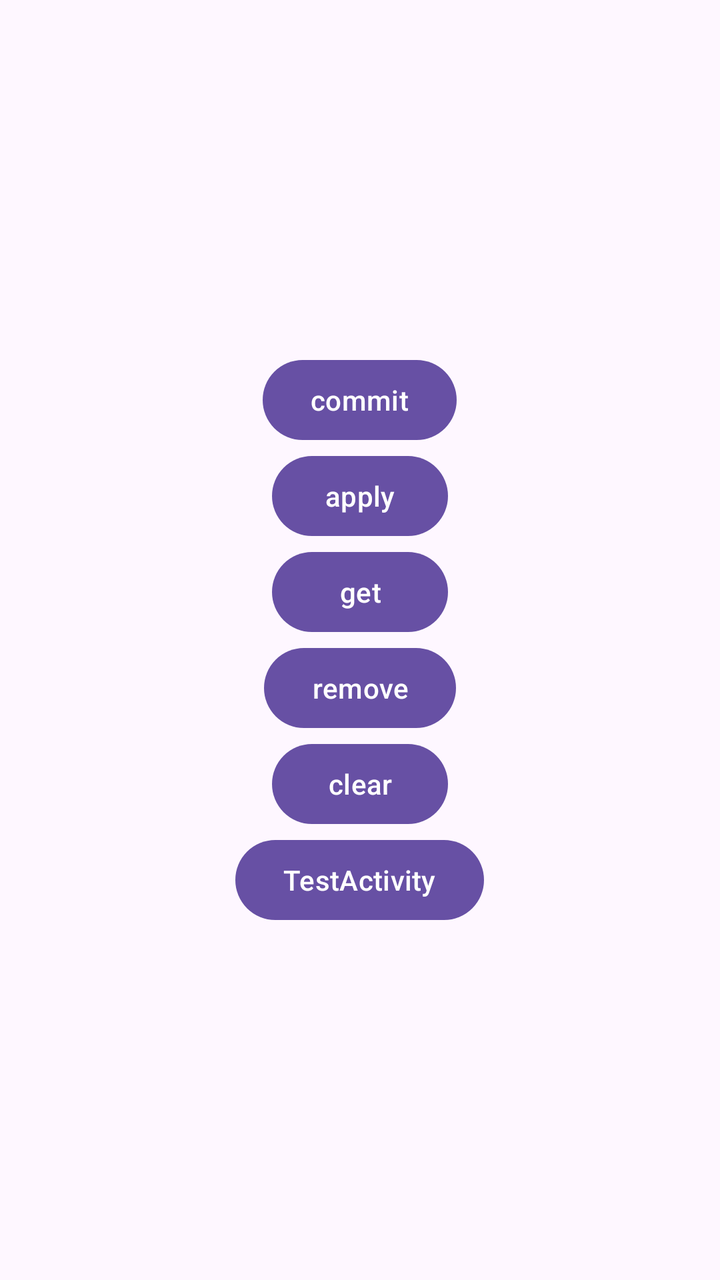
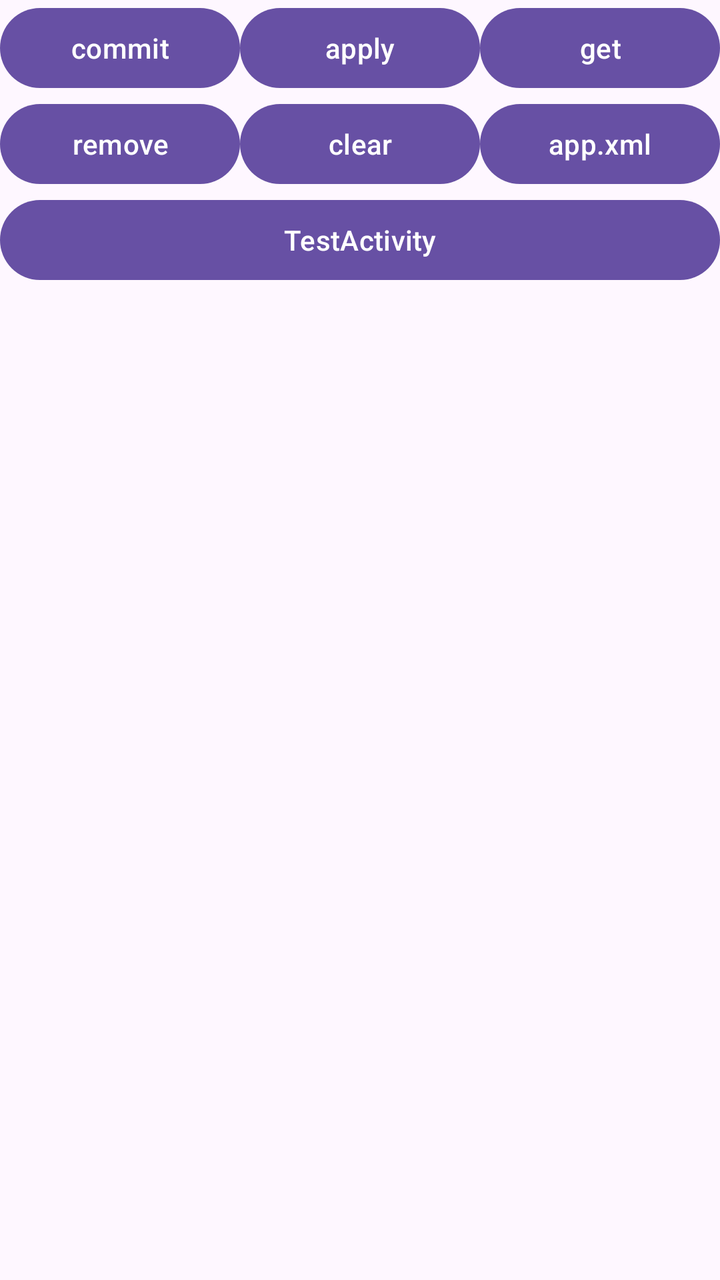

Two renders of the same Android screen: before a commit and after it. Below are the layout's source before the change and the commit's diff.
<!-- AndroidManifest.xml: application theme Theme.A8SharedPreferencesSample -->
<!-- res/layout/activity_main.xml -->
<?xml version="1.0" encoding="utf-8"?>
<LinearLayout xmlns:android="http://schemas.android.com/apk/res/android"
    xmlns:tools="http://schemas.android.com/tools"
    android:id="@+id/main"
    android:layout_width="match_parent"
    android:layout_height="match_parent"
    android:gravity="center"
    android:orientation="vertical"
    tools:context=".MainActivity">

    <Button
        android:id="@+id/btn_commit"
        android:layout_width="wrap_content"
        android:layout_height="wrap_content"
        android:text="commit" />

    <Button
        android:id="@+id/btn_apply"
        android:layout_width="wrap_content"
        android:layout_height="wrap_content"
        android:text="apply" />

    <Button
        android:id="@+id/btn_get"
        android:layout_width="wrap_content"
        android:layout_height="wrap_content"
        android:text="get" />

    <Button
        android:id="@+id/btn_remove"
        android:layout_width="wrap_content"
        android:layout_height="wrap_content"
        android:text="remove" />

    <Button
        android:id="@+id/btn_clear"
        android:layout_width="wrap_content"
        android:layout_height="wrap_content"
        android:text="clear" />

    <Button
        android:id="@+id/btn_test"
        android:layout_width="wrap_content"
        android:layout_height="wrap_content"
        android:text="TestActivity" />

</LinearLayout>
<!-- resources referenced by this layout -->
<resources>
  <style name="Theme.A8SharedPreferencesSample" parent="Base.Theme.A8SharedPreferencesSample" />
  <style name="Base.Theme.A8SharedPreferencesSample" parent="Theme.Material3.DayNight.NoActionBar">
          
          
      </style>
</resources>

<!-- the commit's change to res/layout/activity_main.xml (unified diff, before → after) -->
@@ -4,44 +4,83 @@
     android:id="@+id/main"
     android:layout_width="match_parent"
     android:layout_height="match_parent"
-    android:gravity="center"
     android:orientation="vertical"
     tools:context=".MainActivity">
 
-    <Button
-        android:id="@+id/btn_commit"
-        android:layout_width="wrap_content"
+    <LinearLayout
+        android:layout_width="match_parent"
         android:layout_height="wrap_content"
-        android:text="commit" />
+        android:orientation="horizontal">
 
-    <Button
-        android:id="@+id/btn_apply"
-        android:layout_width="wrap_content"
+        <Button
+            android:id="@+id/btn_commit"
+            android:layout_width="0dp"
+            android:layout_height="wrap_content"
+            android:layout_weight="1"
+            android:text="commit" />
+
+        <Button
+            android:id="@+id/btn_apply"
+            android:layout_width="0dp"
+            android:layout_height="wrap_content"
+            android:layout_weight="1"
+            android:text="apply" />
+
+        <Button
+            android:id="@+id/btn_get"
+            android:layout_width="0dp"
+            android:layout_height="wrap_content"
+            android:layout_weight="1"
+            android:text="get" />
+    </LinearLayout>
+
+    <LinearLayout
+        android:layout_width="match_parent"
         android:layout_height="wrap_content"
-        android:text="apply" />
+        android:orientation="horizontal">
 
-    <Button
-        android:id="@+id/btn_get"
-        android:layout_width="wrap_content"
-        android:layout_height="wrap_content"
-        android:text="get" />
+        <Button
+            android:id="@+id/btn_remove"
+            android:layout_width="0dp"
+            android:layout_height="wrap_content"
+            android:layout_weight="1"
+            android:text="remove" />
 
-    <Button
-        android:id="@+id/btn_remove"
-        android:layout_width="wrap_content"
-        android:layout_height="wrap_content"
-        android:text="remove" />
+        <Button
+            android:id="@+id/btn_clear"
+            android:layout_width="0dp"
+            android:layout_height="wrap_content"
+            android:layout_weight="1"
+            android:text="clear" />
 
-    <Button
-        android:id="@+id/btn_clear"
-        android:layout_width="wrap_content"
-        android:layout_height="wrap_content"
-        android:text="clear" />
+        <Button
+            android:id="@+id/btn_xml"
+            android:layout_width="0dp"
+            android:layout_height="wrap_content"
+            android:layout_weight="1"
+            android:text="app.xml" />
+    </LinearLayout>
 
     <Button
         android:id="@+id/btn_test"
-        android:layout_width="wrap_content"
+        android:layout_width="match_parent"
         android:layout_height="wrap_content"
         android:text="TestActivity" />
 
+    <ScrollView
+        android:id="@+id/scroll_output"
+        android:layout_width="match_parent"
+        android:layout_height="0dp"
+        android:layout_weight="1">
+
+        <TextView
+            android:id="@+id/tv_output"
+            android:layout_width="match_parent"
+            android:layout_height="wrap_content"
+            android:fontFamily="monospace"
+            android:padding="8dp"
+            android:textIsSelectable="true"
+            android:textSize="12sp" />
+    </ScrollView>
+
 </LinearLayout>
